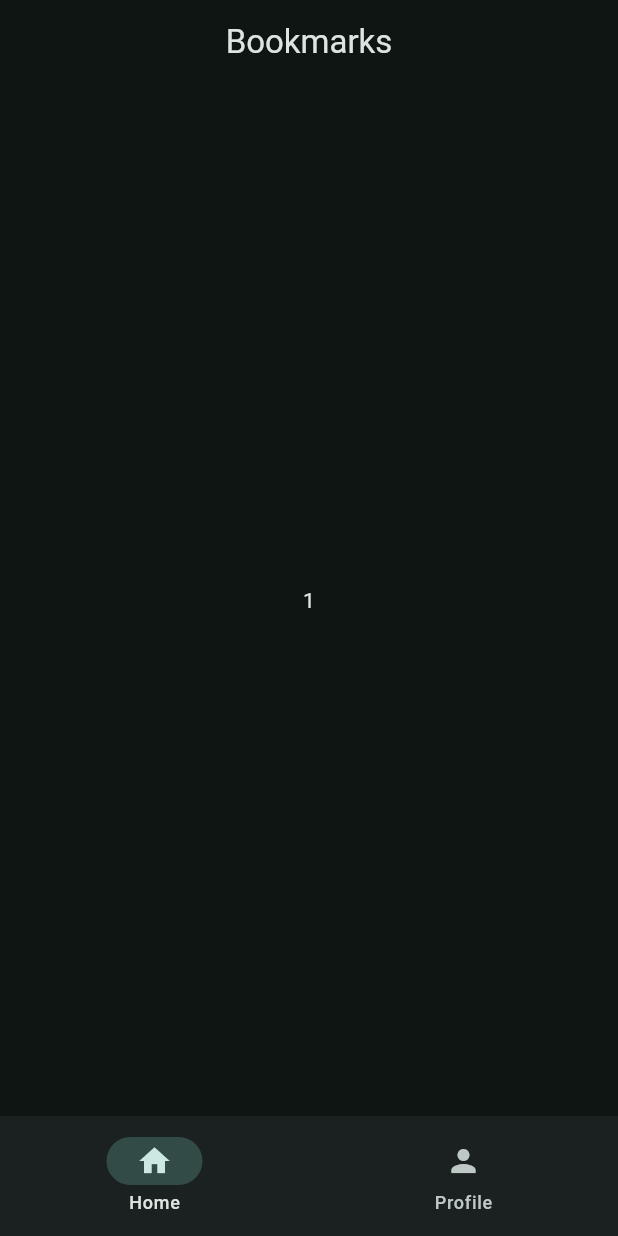
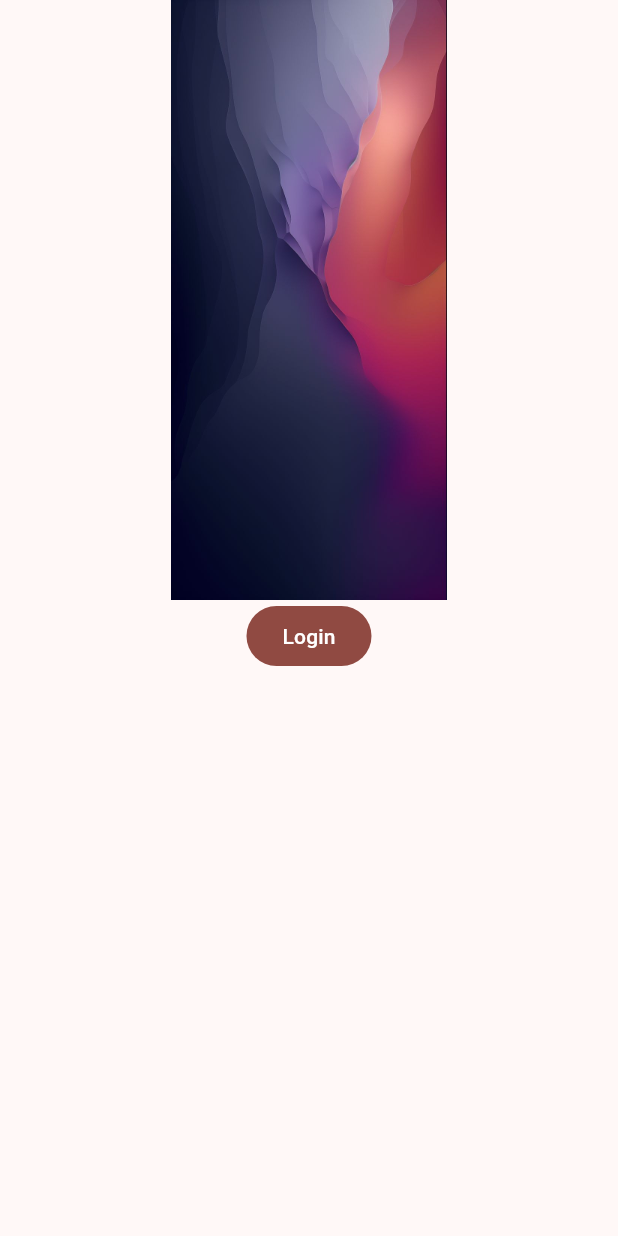
Before and after one commit to Musician7777/flutterApp, a Flutter app: the screen it shows after launch, on a phone screen of 412 x 824 dp. Run offline on Flutter 3.47's test engine with Material 3 defaults, Android fonts, the phone set to English and light mode, and no system bars.

Commit message:
Refactor app structure to use StatefulWidget for MyApp, implement dark mode and navigation, and add Home, Profile, Settings, and Welcome pages with corresponding UI components.

```diff
--- /dev/null
+++ b/lib/data/notifiers.dart
@@ -0,0 +1,7 @@
+//ValueNotifier : stores the data;
+//ValueListenableBuilder : listen to the data ( dont need the setsate);
+
+import 'package:flutter/material.dart';
+
+ValueNotifier<int> selectPageNotifier = ValueNotifier(0);
+ValueNotifier<bool> darkModeNotifier = ValueNotifier(false);
--- a/lib/main.dart
+++ b/lib/main.dart
@@ -1,68 +1,41 @@
 import 'package:flutter/material.dart';
+import 'package:my_flutter_app/data/notifiers.dart';
+import 'package:my_flutter_app/views/pages/welcome_page.dart';
+import 'package:my_flutter_app/views/widget_tree.dart';
 
 void main() {
   runApp(const MyApp());
 }
 
-String appTitle = "Bookmarks";
+//Material App (statefull)
+//Scaffold
+//App title
+//Navigation bar
 
-//? statleless
-//? material app
-//? scaffold
-
-//! Statefull == can be refresed.
-//! Stateless == can not be refresed.
-//! Setstate == to refres the Stateless.
-
-class MyApp extends StatelessWidget {
+class MyApp extends StatefulWidget {
   const MyApp({super.key});
 
   @override
+  State<MyApp> createState() => _MyAppState();
+}
+
+class _MyAppState extends State<MyApp> {
+  @override
   Widget build(BuildContext context) {
+    return ValueListenableBuilder(
+      valueListenable: darkModeNotifier,
+      builder: (BuildContext context, dynamic darkMode, Widget? child) {
         return MaterialApp(
           debugShowCheckedModeBanner: false,
           theme: ThemeData(
             colorScheme: ColorScheme.fromSeed(
-          seedColor: Colors.teal,
-          brightness: Brightness.dark,
+              seedColor: Colors.red,
+              brightness: darkMode ? Brightness.dark : Brightness.light,
             ),
           ),
-      home: MyHomePage(),
+          home: WelcomePage(),
+        );
+      },
     );
   }
 }
-
-class MyHomePage extends StatefulWidget {
-  const MyHomePage({super.key});
-
-  @override
-  State<MyHomePage> createState() => _MyHomePageState();
-}
-
-class _MyHomePageState extends State<MyHomePage> {
-  int currentIndex = 0;
-
-  @override
-  Widget build(BuildContext context) {
-    return Scaffold(
-      appBar: AppBar(
-        title: Text(appTitle),
-        centerTitle: true,
-        // actions: [Icon(Icons.menu)],
-      ),
-      body: Center(child: currentIndex == 0 ? Text('1') : Text('2')),
-      bottomNavigationBar: NavigationBar(
-        destinations: [
-          NavigationDestination(icon: Icon(Icons.home), label: "Home"),
-          NavigationDestination(icon: Icon(Icons.person), label: "Profile"),
-        ],
-        onDestinationSelected: (int value) {
-          setState(() {
-            currentIndex = value;
-          });
-        },
-        selectedIndex: currentIndex,
-      ),
-    );
-  }
-}
--- /dev/null
+++ b/lib/views/pages/welcome_page.dart
@@ -0,0 +1,39 @@
+import 'package:flutter/material.dart';
+import 'package:my_flutter_app/views/widget_tree.dart';
+
+class WelcomePage extends StatelessWidget {
+  const WelcomePage({super.key});
+
+  @override
+  Widget build(BuildContext context) {
+    return Scaffold(
+      body: Column(
+        children: [
+          ClipRRect(
+            borderRadius: BorderRadiusGeometry.circular(20.0),
+            child: Center(
+              child: Image(
+                height: 400,
+                width: 400,
+                image: AssetImage("assets/images/download.jpg"),
+              ),
+            ),
+          ),
+          FilledButton(
+            onPressed: () {
+              Navigator.pushReplacement(
+                context,
+                MaterialPageRoute(
+                  builder: (context) {
+                    return WidgetTree();
+                  },
+                ),
+              );
+            },
+            child: Text("Login"),
+          ),
+        ],
+      ),
+    );
+  }
+}
```
Also changed, not shown: lib/views/pages/home_page.dart (added, +10 -0 lines), lib/views/pages/profile_page.dart (added, +129 -0 lines), lib/views/pages/settings_page.dart (added, +10 -0 lines), lib/views/widget_tree.dart (added, +67 -0 lines), lib/widgets/navbar_widget.dart (added, +25 -0 lines). Lines whose indentation alone changed are shown as unchanged.
